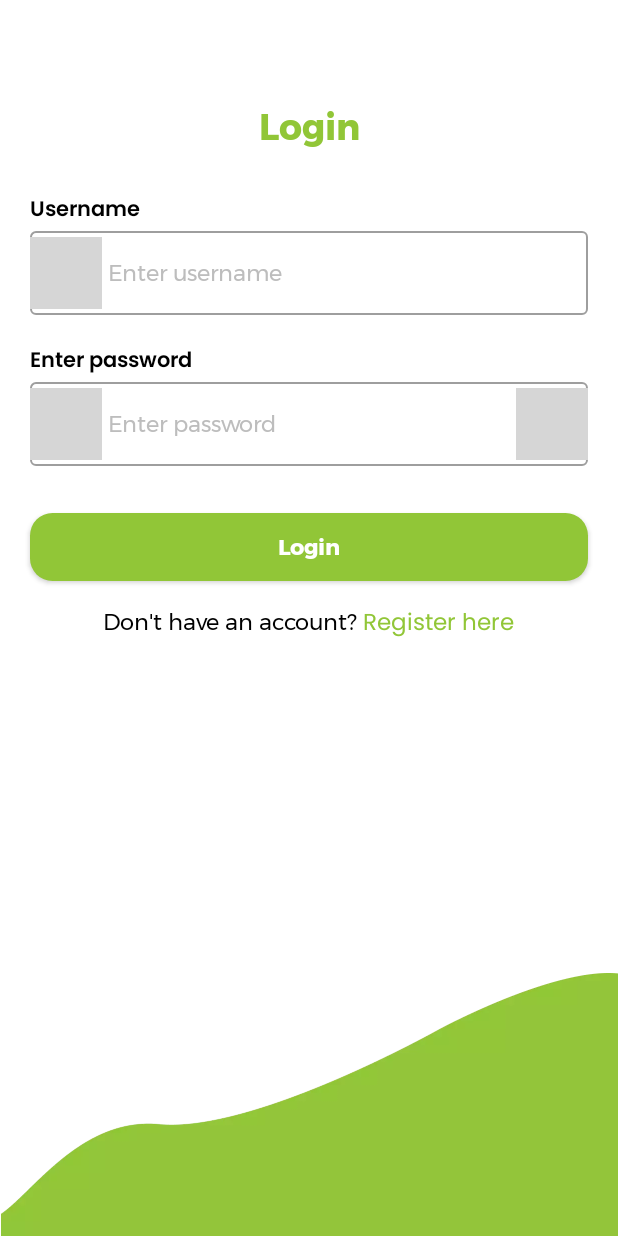
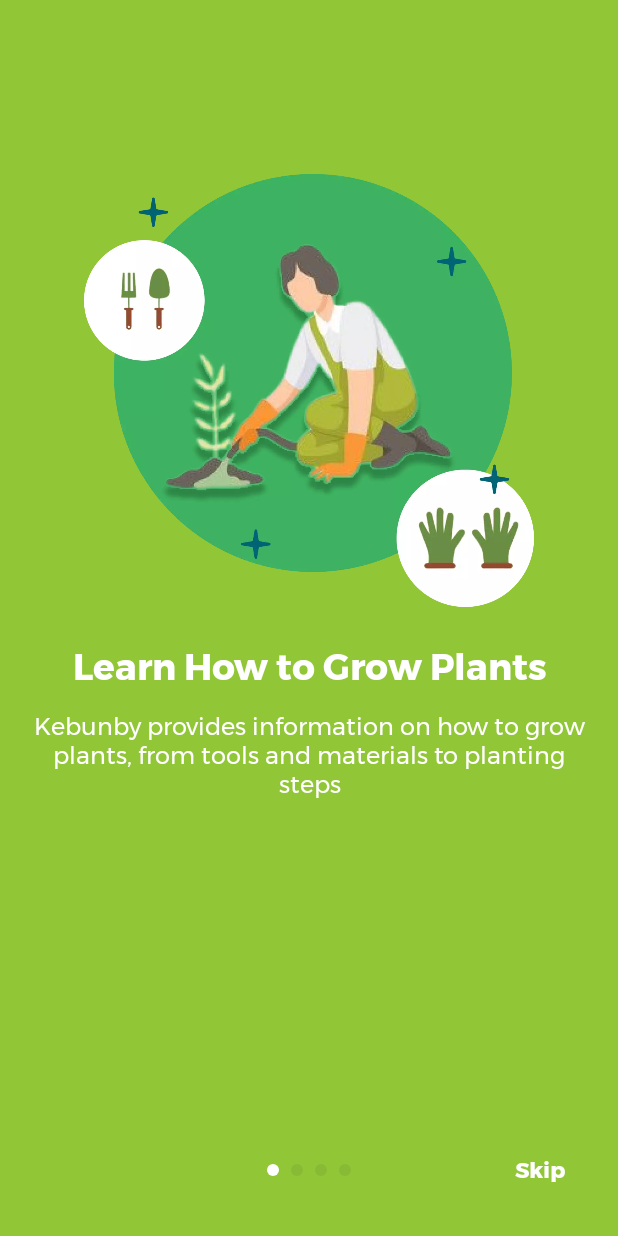
Before and after one commit to ajailani4/kebunby-android, an Android app built with Jetpack Compose: the screen it shows after launch (MainActivity), on a phone screen of 412 x 824 dp. Run offline under Robolectric (Android 15) with nearby library versions, the phone set to English and light mode, and no system bars; our stand-ins replace Dagger/Hilt's generated code, accompanist; grey boxes are pictures that could not be loaded.

Commit message:
Add onboarding screen and add strings for Bahasa

```diff
--- a/app/src/main/java/com/kebunby/kebunby/MainActivity.kt
+++ b/app/src/main/java/com/kebunby/kebunby/MainActivity.kt
@@ -33,7 +33,7 @@
                     if (userCredential.username != "" && userCredential.accessToken != "") {
                         Screen.HomeScreen.route
                     } else {
-                        Screen.LoginScreen.route
+                        Screen.OnboardingScreen.route
                     }
 
                 setContent {
--- a/app/src/main/java/com/kebunby/kebunby/ui/Navigation.kt
+++ b/app/src/main/java/com/kebunby/kebunby/ui/Navigation.kt
@@ -6,10 +6,15 @@
 import androidx.navigation.compose.composable
 import com.kebunby.kebunby.ui.feature.home.HomeScreen
 import com.kebunby.kebunby.ui.feature.login.LoginScreen
+import com.kebunby.kebunby.ui.feature.onboarding.OnboardingScreen
 
 @Composable
 fun Navigation(navController: NavHostController, startDestination: String) {
     NavHost(navController = navController, startDestination = startDestination) {
+        composable(route = Screen.OnboardingScreen.route) {
+            OnboardingScreen(navController)
+        }
+
         composable(route = Screen.LoginScreen.route) {
             LoginScreen(navController)
         }
--- a/app/src/main/java/com/kebunby/kebunby/ui/Screen.kt
+++ b/app/src/main/java/com/kebunby/kebunby/ui/Screen.kt
@@ -1,6 +1,7 @@
 package com.kebunby.kebunby.ui
 
 sealed class Screen(val route: String) {
+    object OnboardingScreen : Screen("onboarding_screen")
     object LoginScreen : Screen("login_screen")
     object HomeScreen : Screen("home_screen")
 }
--- a/app/src/main/java/com/kebunby/kebunby/ui/feature/login/LoginScreen.kt
+++ b/app/src/main/java/com/kebunby/kebunby/ui/feature/login/LoginScreen.kt
@@ -161,7 +161,6 @@
                 Button(
                     modifier = Modifier.fillMaxWidth(),
                     shape = RoundedCornerShape(15.dp),
-                    colors = ButtonDefaults.buttonColors(backgroundColor = Primary),
                     enabled = loginState != LoginState.LoggingIn,
                     onClick = {
                         if (username.isNotEmpty() && password.isNotEmpty()) {
--- /dev/null
+++ b/app/src/main/java/com/kebunby/kebunby/ui/feature/onboarding/OnboardingItem.kt
@@ -0,0 +1,35 @@
+package com.kebunby.kebunby.ui.feature.onboarding
+
+import androidx.annotation.DrawableRes
+import androidx.annotation.StringRes
+import com.kebunby.kebunby.R
+
+sealed class OnboardingItem(
+    @StringRes val title: Int?,
+    @StringRes val description: Int?,
+    @DrawableRes val image: Int
+) {
+    object OnboardingScreen1 : OnboardingItem(
+        title = R.string.title_onboarding1,
+        description = R.string.desc_onboarding1,
+        image = R.drawable.img_onboarding_1
+    )
+
+    object OnboardingScreen2 : OnboardingItem(
+        title = R.string.title_onboarding2,
+        description = R.string.desc_onboarding2,
+        image = R.drawable.img_onboarding_2
+    )
+
+    object OnboardingScreen3 : OnboardingItem(
+        title = R.string.title_onboarding3,
+        description = R.string.desc_onboarding3,
+        image = R.drawable.img_onboarding_3
+    )
+
+    object OnboardingScreen4 : OnboardingItem(
+        title = null,
+        description = null,
+        image = R.drawable.img_onboarding_4
+    )
+}
--- /dev/null
+++ b/app/src/main/java/com/kebunby/kebunby/ui/feature/onboarding/OnboardingScreen.kt
@@ -0,0 +1,153 @@
+package com.kebunby.kebunby.ui.feature.onboarding
+
+import androidx.compose.animation.AnimatedVisibility
+import androidx.compose.foundation.Image
+import androidx.compose.foundation.background
+import androidx.compose.foundation.layout.*
+import androidx.compose.foundation.shape.RoundedCornerShape
+import androidx.compose.material.*
+import androidx.compose.runtime.Composable
+import androidx.compose.runtime.rememberCoroutineScope
+import androidx.compose.ui.Alignment
+import androidx.compose.ui.Modifier
+import androidx.compose.ui.graphics.Color
+import androidx.compose.ui.res.painterResource
+import androidx.compose.ui.res.stringResource
+import androidx.compose.ui.text.font.FontWeight
+import androidx.compose.ui.unit.dp
+import androidx.navigation.NavController
+import com.google.accompanist.pager.ExperimentalPagerApi
+import com.google.accompanist.pager.HorizontalPager
+import com.google.accompanist.pager.HorizontalPagerIndicator
+import com.google.accompanist.pager.rememberPagerState
+import com.kebunby.kebunby.R
+import com.kebunby.kebunby.ui.Screen
+import com.kebunby.kebunby.ui.feature.onboarding.component.OnboardingItemScreen
+import com.kebunby.kebunby.ui.theme.Primary
+import com.kebunby.kebunby.ui.theme.PrimaryVariant
+import com.kebunby.kebunby.ui.theme.Red
+import kotlinx.coroutines.launch
+
+@OptIn(ExperimentalPagerApi::class)
+@Composable
+fun OnboardingScreen(navController: NavController) {
+    val onboardingItems = listOf(
+        OnboardingItem.OnboardingScreen1,
+        OnboardingItem.OnboardingScreen2,
+        OnboardingItem.OnboardingScreen3,
+        OnboardingItem.OnboardingScreen4
+    )
+    val pagerState = rememberPagerState(initialPage = 0)
+    val coroutineScope = rememberCoroutineScope()
+
+    Column(
+        modifier = Modifier
+            .background(color = Primary)
+            .fillMaxSize()
+            .padding(
+                top = if (pagerState.currentPage != onboardingItems.size - 1) {
+                    80.dp
+                } else {
+                    30.dp
+                }
+            )
+    ) {
+        AnimatedVisibility(visible = pagerState.currentPage == onboardingItems.size - 1) {
+            Column(
+                modifier = Modifier
+                    .fillMaxWidth()
+                    .padding(horizontal = 20.dp),
+                horizontalAlignment = Alignment.CenterHorizontally
+            ) {
+                Text(
+                    text = stringResource(id = R.string.welcome),
+                    color = Color.White,
+                    fontWeight = FontWeight.Bold,
+                    style = MaterialTheme.typography.h1
+                )
+                Spacer(modifier = Modifier.height(10.dp))
+                Image(
+                    modifier = Modifier.size(240.dp, 70.dp),
+                    painter = painterResource(id = R.drawable.logo_type_app),
+                    contentDescription = "Logo type"
+                )
+            }
+        }
+        HorizontalPager(
+            modifier = Modifier
+                .fillMaxSize()
+                .weight(1f),
+            count = onboardingItems.size,
+            state = pagerState
+        ) { index ->
+            OnboardingItemScreen(item = onboardingItems[index])
+        }
+
+        // Login and register button
+        AnimatedVisibility(visible = pagerState.currentPage == onboardingItems.size - 1) {
+            Column(modifier = Modifier.padding(horizontal = 20.dp)) {
+                Button(
+                    modifier = Modifier.fillMaxWidth(),
+                    shape = RoundedCornerShape(15.dp),
+                    colors = ButtonDefaults.buttonColors(backgroundColor = Color.White),
+                    onClick = { navController.navigate(Screen.LoginScreen.route) }
+                ) {
+                    Text(
+                        modifier = Modifier.padding(5.dp),
+                        text = stringResource(id = R.string.login),
+                        color = Primary,
+                        fontWeight = FontWeight.Bold,
+                        style = MaterialTheme.typography.h3
+                    )
+                }
+                Spacer(modifier = Modifier.height(20.dp))
+                Button(
+                    modifier = Modifier.fillMaxWidth(),
+                    shape = RoundedCornerShape(15.dp),
+                    colors = ButtonDefaults.buttonColors(backgroundColor = Red),
+                    onClick = {}
+                ) {
+                    Text(
+                        modifier = Modifier.padding(5.dp),
+                        text = stringResource(id = R.string.register),
+                        color = Color.White,
+                        fontWeight = FontWeight.Bold,
+                        style = MaterialTheme.typography.h3
+                    )
+                }
+            }
+        }
+
+        // Pager indicator
+        Box(
+            modifier = Modifier
+                .fillMaxWidth()
+                .padding(20.dp),
+        ) {
+            Column(modifier = Modifier.align(Alignment.CenterEnd)) {
+                AnimatedVisibility(visible = pagerState.currentPage != onboardingItems.size - 1) {
+                    TextButton(
+                        onClick = {
+                            coroutineScope.launch {
+                                pagerState.scrollToPage(onboardingItems.size - 1)
+                            }
+                        }
+                    ) {
+                        Text(
+                            text = stringResource(id = R.string.skip),
+                            color = Color.White,
+                            fontWeight = FontWeight.SemiBold,
+                            style = MaterialTheme.typography.subtitle1
+                        )
+                    }
+                }
+            }
+            HorizontalPagerIndicator(
+                modifier = Modifier.align(Alignment.Center),
+                pagerState = pagerState,
+                activeColor = Color.White,
+                inactiveColor = PrimaryVariant
+            )
+        }
+    }
+}
--- /dev/null
+++ b/app/src/main/java/com/kebunby/kebunby/ui/feature/onboarding/component/OnboardingItemScreen.kt
@@ -0,0 +1,57 @@
+package com.kebunby.kebunby.ui.feature.onboarding.component
+
+import androidx.compose.foundation.Image
+import androidx.compose.foundation.background
+import androidx.compose.foundation.layout.*
+import androidx.compose.material.MaterialTheme
+import androidx.compose.material.Text
+import androidx.compose.runtime.Composable
+import androidx.compose.ui.Alignment
+import androidx.compose.ui.Modifier
+import androidx.compose.ui.graphics.Color
+import androidx.compose.ui.res.painterResource
+import androidx.compose.ui.res.stringResource
+import androidx.compose.ui.text.font.FontWeight
+import androidx.compose.ui.text.style.TextAlign
+import androidx.compose.ui.tooling.preview.Preview
+import androidx.compose.ui.unit.dp
+import com.kebunby.kebunby.ui.feature.onboarding.OnboardingItem
+import com.kebunby.kebunby.ui.theme.Primary
+
+@Composable
+fun OnboardingItemScreen(item: OnboardingItem) {
+    Column(
+        modifier = Modifier
+            .fillMaxSize()
+            .padding(top = 30.dp)
+            .padding(horizontal = 20.dp),
+        horizontalAlignment = Alignment.CenterHorizontally
+    ) {
+        Image(
+            modifier = Modifier.size(300.dp),
+            painter = painterResource(id = item.image),
+            contentDescription = "Onboarding illustration"
+        )
+
+        if (item.title != null) {
+            Spacer(modifier = Modifier.height(20.dp))
+            Text(
+                text = stringResource(id = item.title),
+                textAlign = TextAlign.Center,
+                color = Color.White,
+                fontWeight = FontWeight.Bold,
+                style = MaterialTheme.typography.h1
+            )
+            Spacer(modifier = Modifier.height(15.dp))
+        }
+
+        if (item.description != null) {
+            Text(
+                text = stringResource(id = item.description),
+                textAlign = TextAlign.Center,
+                color = Color.White,
+                style = MaterialTheme.typography.h3
+            )
+        }
+    }
+}
--- a/app/src/main/java/com/kebunby/kebunby/ui/theme/Color.kt
+++ b/app/src/main/java/com/kebunby/kebunby/ui/theme/Color.kt
@@ -3,7 +3,8 @@
 import androidx.compose.ui.graphics.Color
 
 val Primary = Color(0xFF91C637)
-val PrimaryVariant = Color(0xFF3DB35F)
-val Secondary = Color(0xFF008082)
+val PrimaryVariant = Color(0xFF89BA35)
+val Secondary = Color(0xFF3DB35F)
 val SecondaryVariant = Color(0xFF006376)
 val Grey = Color(0xFFBDBDBD)
+val Red = Color(0xFFFF5A46)
--- a/app/src/main/res/values/colors.xml
+++ b/app/src/main/res/values/colors.xml
@@ -1,8 +1,8 @@
 <?xml version="1.0" encoding="utf-8"?>
 <resources>
     <color name="primary">#91C637</color>
-    <color name="primaryVariant">#3DB35F</color>
-    <color name="secondary">#008082</color>
+    <color name="primaryVariant">#89BA35</color>
+    <color name="secondary">#3DB35F</color>
     <color name="secondaryVariant">#006376</color>
     <color name="black">#FF000000</color>
     <color name="white">#FFFFFFFF</color>
--- a/app/src/main/res/values/strings.xml
+++ b/app/src/main/res/values/strings.xml
@@ -1,6 +1,15 @@
 <resources>
     <string name="app_name">Kebunby</string>
+    <string name="welcome">Welcome</string>
+    <string name="title_onboarding1">Learn How to Grow Plants</string>
+    <string name="desc_onboarding1">Kebunby provides information on how to grow plants, from tools and materials to planting steps</string>
+    <string name="title_onboarding2">Choose Your Favorite Plants</string>
+    <string name="desc_onboarding2">You can track your currently planting and planted plants, also your favorite plants</string>
+    <string name="title_onboarding3">Upload Plant Information</string>
+    <string name="desc_onboarding3">Kebunby provides a feature for users to upload plant information</string>
+    <string name="skip">Skip</string>
     <string name="login">Login</string>
+    <string name="register">Register</string>
     <string name="username">Username</string>
     <string name="enter_username">Enter username</string>
     <string name="enter_password">Enter password</string>
```
Also changed, not shown: app/src/main/res/drawable/img_onboarding_1.webp (added), app/src/main/res/drawable/img_onboarding_2.webp (added), app/src/main/res/drawable/img_onboarding_3.webp (added), app/src/main/res/drawable/img_onboarding_4.webp (added), 1 other file.
